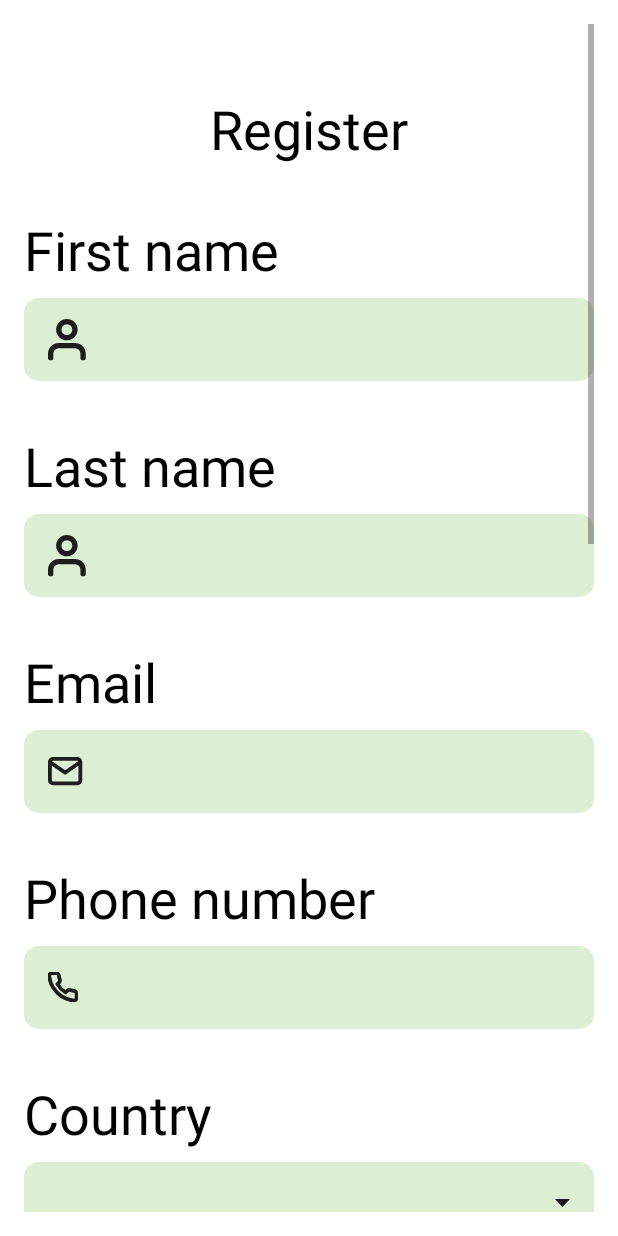
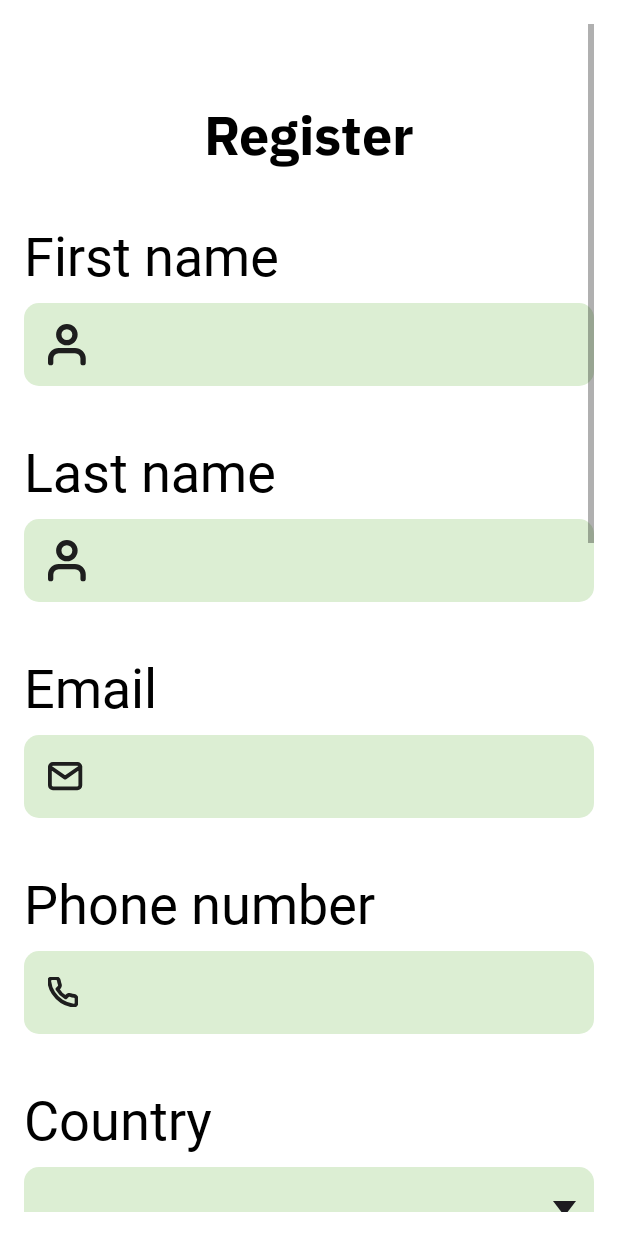
Before and after one commit to kzi-nastava/mrs-team12-Vroom, an Android app: the layout activity_register.xml on its own in the app's theme, with its tools: preview values and no code run, on a phone screen of 412 x 824 dp. Run offline under Robolectric (Android 15) with nearby library versions, the phone set to English and light mode, and no system bars.

Commit message:
Fixed colors, fonts and icons

```diff
--- a/mobile/app/src/main/res/drawable/bg_spinner_dropdown.xml
+++ b/mobile/app/src/main/res/drawable/bg_spinner_dropdown.xml
@@ -1,9 +1,19 @@
 <?xml version="1.0" encoding="utf-8"?>
-<layer-list xmlns:android="http://schemas.android.com/apk/res/android">
-    <item android:drawable="@drawable/bg_txt_input_rounded" />
-
-    <item
-        android:drawable="@drawable/ic_drop"
-        android:gravity="end|center_vertical"
-        android:right="16dp" />
-</layer-list>
+<selector xmlns:android="http://schemas.android.com/apk/res/android">
+    <item>
+        <layer-list>
+            <item>
+                <shape android:shape="rectangle">
+                    <corners android:radius="10dp"/>
+                    <solid android:color="@color/main_green"/>
+                </shape>
+            </item>
+            <item
+                android:width="15dp"
+                android:height="10dp"
+                android:drawable="@drawable/ic_drop"
+                android:gravity="end|center_vertical"
+                android:right="12dp"/>
+        </layer-list>
+    </item>
+</selector>
--- a/mobile/app/src/main/res/drawable/bg_txt_input_rounded.xml
+++ b/mobile/app/src/main/res/drawable/bg_txt_input_rounded.xml
@@ -1,6 +1,5 @@
 <?xml version="1.0" encoding="utf-8"?>
 <shape xmlns:android="http://schemas.android.com/apk/res/android"
     android:shape="rectangle">
-    <solid android:color="#DCEED3" />
     <corners android:radius="10dp" />
 </shape>
--- a/mobile/app/src/main/res/layout/activity_register.xml
+++ b/mobile/app/src/main/res/layout/activity_register.xml
@@ -17,7 +17,7 @@
             android:id="@+id/titleText"
             android:layout_width="wrap_content"
             android:layout_height="wrap_content"
-            android:fontFamily="sans-serif"
+            android:fontFamily="@font/ibm_plex_sans_bold"
             android:text="Register"
             android:textColor="#000000"
             android:textSize="36sp"
@@ -31,6 +31,7 @@
             android:id="@+id/firstNameLabel"
             android:layout_width="wrap_content"
             android:layout_height="wrap_content"
+            android:fontFamily="@font/ibm_plex_sans_regular"
             android:text="First name"
             android:textColor="#000000"
             android:textSize="36sp"
@@ -43,12 +44,14 @@
             android:layout_width="0dp"
             android:layout_height="55dp"
             android:background="@drawable/bg_txt_input_rounded"
+            android:backgroundTint="@color/main_green"
             android:drawableLeft="@drawable/ic_person"
             android:drawablePadding="12dp"
             android:hint=""
             android:inputType="text"
             android:padding="16dp"
             android:layout_marginTop="8dp"
+            android:fontFamily="@font/ibm_plex_sans_regular"
             app:layout_constraintEnd_toEndOf="parent"
             app:layout_constraintStart_toStartOf="parent"
             app:layout_constraintTop_toBottomOf="@id/firstNameLabel" />
@@ -57,6 +60,7 @@
             android:id="@+id/lastNameLabel"
             android:layout_width="wrap_content"
             android:layout_height="wrap_content"
+            android:fontFamily="@font/ibm_plex_sans_regular"
             android:text="Last name"
             android:textColor="#000000"
             android:textSize="36sp"
@@ -69,12 +73,14 @@
             android:layout_width="0dp"
             android:layout_height="55dp"
             android:background="@drawable/bg_txt_input_rounded"
+            android:backgroundTint="@color/main_green"
             android:drawableLeft="@drawable/ic_person"
             android:drawablePadding="12dp"
             android:hint=""
             android:inputType="text"
             android:padding="16dp"
             android:layout_marginTop="8dp"
+            android:fontFamily="@font/ibm_plex_sans_regular"
             app:layout_constraintEnd_toEndOf="parent"
             app:layout_constraintStart_toStartOf="parent"
             app:layout_constraintTop_toBottomOf="@id/lastNameLabel" />
@@ -83,6 +89,7 @@
             android:id="@+id/emailLabel"
             android:layout_width="wrap_content"
             android:layout_height="wrap_content"
+            android:fontFamily="@font/ibm_plex_sans_regular"
             android:text="Email"
             android:textColor="#000000"
             android:textSize="36sp"
@@ -95,12 +102,14 @@
             android:layout_width="0dp"
             android:layout_height="55dp"
             android:background="@drawable/bg_txt_input_rounded"
+            android:backgroundTint="@color/main_green"
             android:drawableLeft="@drawable/ic_email"
             android:drawablePadding="12dp"
             android:hint=""
             android:inputType="textEmailAddress"
             android:padding="16dp"
             android:layout_marginTop="8dp"
+            android:fontFamily="@font/ibm_plex_sans_regular"
             app:layout_constraintEnd_toEndOf="parent"
             app:layout_constraintStart_toStartOf="parent"
             app:layout_constraintTop_toBottomOf="@id/emailLabel" />
@@ -109,6 +118,7 @@
             android:id="@+id/phoneNumLabel"
             android:layout_width="wrap_content"
             android:layout_height="wrap_content"
+            android:fontFamily="@font/ibm_plex_sans_regular"
             android:text="Phone number"
             android:textColor="#000000"
             android:textSize="36sp"
@@ -121,12 +131,14 @@
             android:layout_width="0dp"
             android:layout_height="55dp"
             android:background="@drawable/bg_txt_input_rounded"
+            android:backgroundTint="@color/main_green"
             android:drawableLeft="@drawable/ic_phone"
             android:drawablePadding="12dp"
             android:hint=""
             android:inputType="phone"
             android:padding="16dp"
             android:layout_marginTop="8dp"
+            android:fontFamily="@font/ibm_plex_sans_regular"
             app:layout_constraintEnd_toEndOf="parent"
             app:layout_constraintStart_toStartOf="parent"
             app:layout_constraintTop_toBottomOf="@id/phoneNumLabel" />
@@ -135,6 +147,7 @@
             android:id="@+id/countryLabel"
             android:layout_width="wrap_content"
             android:layout_height="wrap_content"
+            android:fontFamily="@font/ibm_plex_sans_regular"
             android:text="Country"
             android:textColor="#000000"
             android:textSize="36sp"
@@ -157,6 +170,7 @@
             android:id="@+id/cityLabel"
             android:layout_width="wrap_content"
             android:layout_height="wrap_content"
+            android:fontFamily="@font/ibm_plex_sans_regular"
             android:text="City"
             android:textColor="#000000"
             android:textSize="36sp"
@@ -169,11 +183,13 @@
             android:layout_width="0dp"
             android:layout_height="55dp"
             android:background="@drawable/bg_txt_input_rounded"
+            android:backgroundTint="@color/main_green"
             android:drawablePadding="12dp"
             android:hint=""
             android:inputType="text"
             android:padding="16dp"
             android:layout_marginTop="8dp"
+            android:fontFamily="@font/ibm_plex_sans_regular"
             app:layout_constraintEnd_toEndOf="parent"
             app:layout_constraintStart_toStartOf="parent"
             app:layout_constraintTop_toBottomOf="@id/cityLabel" />
@@ -182,6 +198,7 @@
             android:id="@+id/streetLabel"
             android:layout_width="wrap_content"
             android:layout_height="wrap_content"
+            android:fontFamily="@font/ibm_plex_sans_regular"
             android:text="Street"
             android:textColor="#000000"
             android:textSize="36sp"
@@ -194,11 +211,13 @@
             android:layout_width="0dp"
             android:layout_height="55dp"
             android:background="@drawable/bg_txt_input_rounded"
+            android:backgroundTint="@color/main_green"
             android:drawablePadding="12dp"
             android:hint=""
             android:inputType="text"
             android:padding="16dp"
             android:layout_marginTop="8dp"
+            android:fontFamily="@font/ibm_plex_sans_regular"
             app:layout_constraintEnd_toEndOf="parent"
             app:layout_constraintStart_toStartOf="parent"
             app:layout_constraintTop_toBottomOf="@id/streetLabel" />
@@ -208,6 +227,7 @@
             android:id="@+id/genderLabel"
             android:layout_width="wrap_content"
             android:layout_height="wrap_content"
+            android:fontFamily="@font/ibm_plex_sans_regular"
             android:text="Gender"
             android:textColor="#000000"
             android:textSize="36sp"
@@ -220,6 +240,7 @@
             android:layout_width="wrap_content"
             android:layout_height="wrap_content"
             android:orientation="horizontal"
+            android:fontFamily="@font/ibm_plex_sans_regular"
             android:layout_marginTop="8dp"
             app:layout_constraintStart_toStartOf="parent"
             app:layout_constraintTop_toBottomOf="@id/genderLabel">
@@ -228,6 +249,7 @@
                 android:id="@+id/maleRadio"
                 android:layout_width="wrap_content"
                 android:layout_height="wrap_content"
+                android:fontFamily="@font/ibm_plex_sans_regular"
                 android:text="Male"
                 android:textSize="24sp"/>
 
@@ -235,6 +257,7 @@
                 android:id="@+id/femaleRadio"
                 android:layout_width="wrap_content"
                 android:layout_height="wrap_content"
+                android:fontFamily="@font/ibm_plex_sans_regular"
                 android:text="Female"
                 android:textSize="24sp"/>
 
@@ -242,6 +265,7 @@
                 android:id="@+id/otherRadio"
                 android:layout_width="wrap_content"
                 android:layout_height="wrap_content"
+                android:fontFamily="@font/ibm_plex_sans_regular"
                 android:text="Other"
                 android:textSize="24sp"/>
         </RadioGroup>
@@ -250,6 +274,7 @@
             android:id="@+id/passwordLabel"
             android:layout_width="wrap_content"
             android:layout_height="wrap_content"
+            android:fontFamily="@font/ibm_plex_sans_regular"
             android:text="Password"
             android:textColor="#000000"
             android:textSize="36sp"
@@ -262,12 +287,14 @@
             android:layout_width="0dp"
             android:layout_height="55dp"
             android:background="@drawable/bg_txt_input_rounded"
+            android:backgroundTint="@color/main_green"
             android:drawableLeft="@drawable/ic_password"
             android:drawablePadding="12dp"
             android:hint=""
             android:inputType="textPassword"
             android:padding="16dp"
             android:layout_marginTop="8dp"
+            android:fontFamily="@font/ibm_plex_sans_regular"
             app:layout_constraintEnd_toEndOf="parent"
             app:layout_constraintStart_toStartOf="parent"
             app:layout_constraintTop_toBottomOf="@id/passwordLabel" />
@@ -276,6 +303,7 @@
             android:id="@+id/confirmPasswordLabel"
             android:layout_width="wrap_content"
             android:layout_height="wrap_content"
+            android:fontFamily="@font/ibm_plex_sans_regular"
             android:text="Confirm Password"
             android:textColor="#000000"
             android:textSize="36sp"
@@ -288,12 +316,14 @@
             android:layout_width="0dp"
             android:layout_height="55dp"
             android:background="@drawable/bg_txt_input_rounded"
+            android:backgroundTint="@color/main_green"
             android:drawableLeft="@drawable/ic_password"
             android:drawablePadding="12dp"
             android:hint=""
             android:inputType="textPassword"
             android:padding="16dp"
             android:layout_marginTop="8dp"
+            android:fontFamily="@font/ibm_plex_sans_regular"
             app:layout_constraintEnd_toEndOf="parent"
             app:layout_constraintStart_toStartOf="parent"
             app:layout_constraintTop_toBottomOf="@id/confirmPasswordLabel" />
@@ -314,7 +344,8 @@
             android:layout_width="wrap_content"
             android:layout_height="wrap_content"
             android:layout_marginTop="20dp"
-            android:backgroundTint="#DCEED3"
+            android:backgroundTint="@color/accent_green"
+            android:fontFamily="@font/ibm_plex_sans_bold"
             android:text="Upload Photo"
             android:textColor="#000000"
             app:layout_constraintEnd_toEndOf="parent"
@@ -325,7 +356,8 @@
             android:id="@+id/registerButton"
             android:layout_width="0dp"
             android:layout_height="55dp"
-            android:backgroundTint="#99C2A2"
+            android:backgroundTint="@color/accent_green"
+            android:fontFamily="@font/ibm_plex_sans_bold"
             android:text="Register"
             android:textAllCaps="false"
             android:textColor="#000000"
--- a/mobile/app/src/main/res/values/colors.xml
+++ b/mobile/app/src/main/res/values/colors.xml
@@ -5,10 +5,10 @@
     <color name="purple_700">#FF3700B3</color>
     <color name="teal_200">#FF03DAC5</color>
     <color name="teal_700">#FF018786</color>
-    <color name="black">#2A2C24</color>
+    <color name="black">#000000</color>
     <color name="white">#FFFFFFFF</color>
-    <color name="white_green">#F4FDF0</color>
-    <color name="light_green">#DCEED3</color>
-    <color name="green">#99C2A2</color>
-    <color name="blue_green">#7A918D</color>
+    <color name="lime_white">#F4FDF0</color>
+    <color name="main_green">#DCEED3</color>
+    <color name="accent_green">#99C2A2</color>
+    <color name="brown_black">#2A2C24</color>
 </resources>
```
Also changed, not shown: mobile/app/src/main/AndroidManifest.xml (+5 -2 lines), mobile/app/src/main/res/layout/activity_forgot_password.xml (+15 -2 lines), mobile/app/src/main/res/layout/activity_login.xml (+11 -3 lines).
